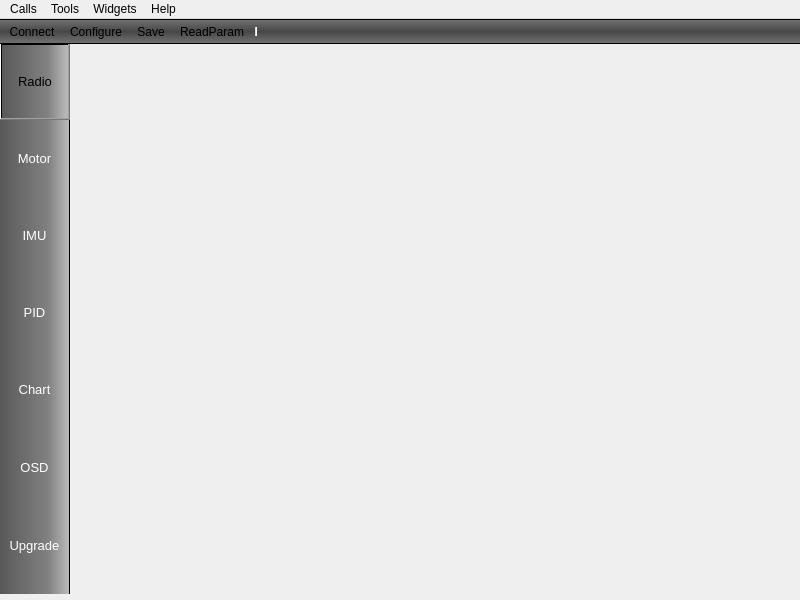
This is src/mainwindow.ui in nlbtuyen/ConfigurationGCS as Qt 5 draws it before an edit. The edited form follows.
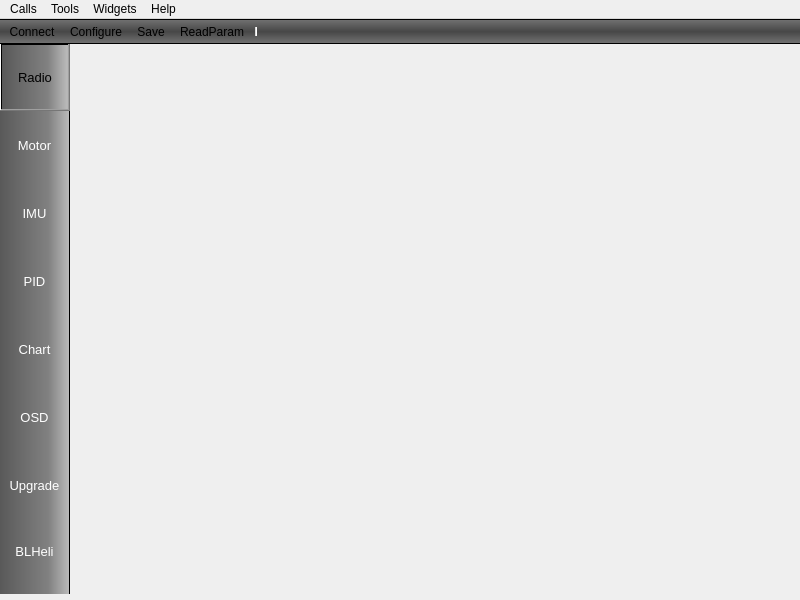
This is the edited form. Icons and pictures are not drawn.

What changed in the file:
```diff
--- a/src/mainwindow.ui
+++ b/src/mainwindow.ui
@@ -161,9 +161,9 @@
       <property name="geometry">
        <rect>
         <x>0</x>
-        <y>76</y>
+        <y>67</y>
         <width>70</width>
-        <height>77</height>
+        <height>68</height>
        </rect>
       </property>
       <property name="font">
@@ -203,9 +203,9 @@
       <property name="geometry">
        <rect>
         <x>0</x>
-        <y>153</y>
+        <y>135</y>
         <width>70</width>
-        <height>77</height>
+        <height>68</height>
        </rect>
       </property>
       <property name="font">
@@ -255,9 +255,9 @@
       <property name="geometry">
        <rect>
         <x>0</x>
-        <y>230</y>
+        <y>203</y>
         <width>70</width>
-        <height>77</height>
+        <height>68</height>
        </rect>
       </property>
       <property name="font">
@@ -303,9 +303,9 @@
       <property name="geometry">
        <rect>
         <x>0</x>
-        <y>307</y>
+        <y>271</y>
         <width>70</width>
-        <height>77</height>
+        <height>68</height>
        </rect>
       </property>
       <property name="font">
@@ -351,9 +351,9 @@
       <property name="geometry">
        <rect>
         <x>0</x>
-        <y>384</y>
+        <y>339</y>
         <width>70</width>
-        <height>78</height>
+        <height>68</height>
        </rect>
       </property>
       <property name="font">
@@ -400,9 +400,9 @@
       <property name="geometry">
        <rect>
         <x>0</x>
-        <y>462</y>
+        <y>407</y>
         <width>70</width>
-        <height>78</height>
+        <height>68</height>
        </rect>
       </property>
       <property name="font">
@@ -450,7 +450,7 @@
         <x>0</x>
         <y>-1</y>
         <width>70</width>
-        <height>77</height>
+        <height>68</height>
        </rect>
       </property>
       <property name="font">
@@ -483,6 +483,54 @@
        <bool>false</bool>
       </property>
      </widget>
+     <widget class="QToolButton" name="btn_BLHeli">
+      <property name="geometry">
+       <rect>
+        <x>0</x>
+        <y>475</y>
+        <width>70</width>
+        <height>65</height>
+       </rect>
+      </property>
+      <property name="font">
+       <font>
+        <family>Arial</family>
+        <pointsize>10</pointsize>
+       </font>
+      </property>
+      <property name="styleSheet">
+       <string notr="true">QToolButton { 
+	color: #FFFFFF;
+	border: 0px;
+	border-right: 1px solid;
+}
+
+QToolButton:hover{
+	background-color: qlineargradient(spread:pad, x1:0, y1:1, x2:0, y2:0, stop:0.0113636 rgba(172, 172, 172, 255), stop:0.539773 rgba(255, 255, 255, 255), stop:0.977273 rgba(172, 172, 172, 255));
+	color: #000000;
+	border-top: 1px solid;
+	border-right: 1px solid;	
+	border-bottom: 1px solid;
+}
+</string>
+      </property>
+      <property name="text">
+       <string>BLHeli</string>
+      </property>
+      <property name="icon">
+       <iconset resource="../terminal.qrc">
+        <normaloff>:/images/firmware-update-24.png</normaloff>:/images/firmware-update-24.png</iconset>
+      </property>
+      <property name="iconSize">
+       <size>
+        <width>48</width>
+        <height>48</height>
+       </size>
+      </property>
+      <property name="toolButtonStyle">
+       <enum>Qt::ToolButtonTextUnderIcon</enum>
+      </property>
+     </widget>
      <zorder>btn_RADIO</zorder>
      <zorder>btn_UPGRADE</zorder>
      <zorder>btn_OSD</zorder>
```
Left out of the diff: 1 changed line with no effect on the pictures.
